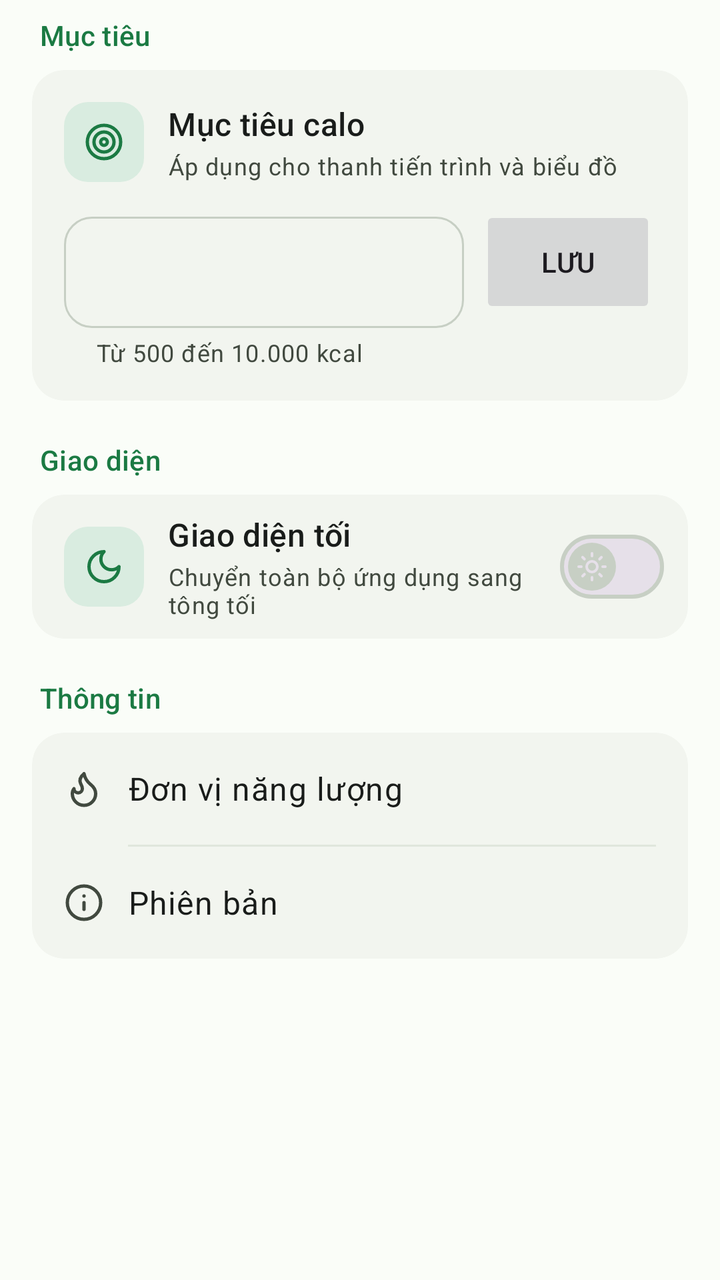
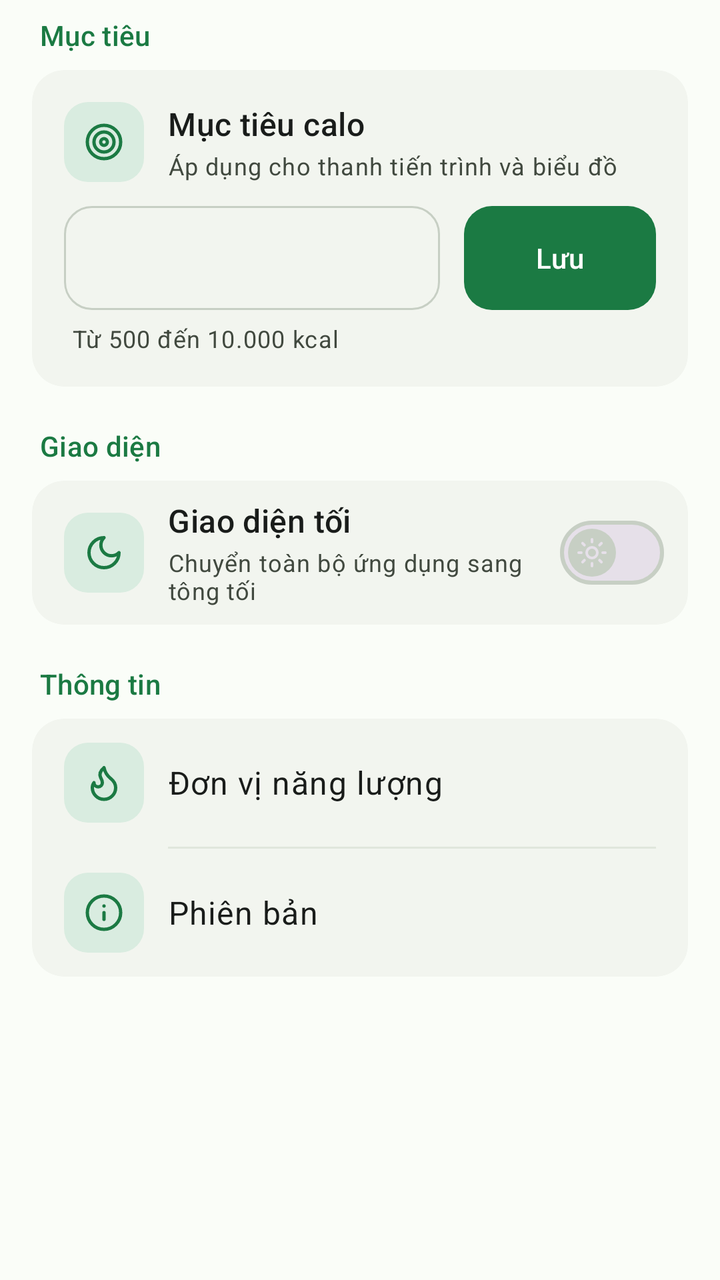

The first picture is an Android layout as it rendered before a commit; the second is the same layout after the commit. The layout source and the unified diff follow.
<!-- AndroidManifest.xml: application theme Theme.CaloTrack -->
<!-- res/layout/fragment_settings.xml -->
<?xml version="1.0" encoding="utf-8"?>
<ScrollView xmlns:android="http://schemas.android.com/apk/res/android"
    xmlns:app="http://schemas.android.com/apk/res-auto"
    android:layout_width="match_parent"
    android:layout_height="match_parent">

    <LinearLayout
        android:layout_width="match_parent"
        android:layout_height="wrap_content"
        android:orientation="vertical"
        android:paddingStart="@dimen/screen_padding"
        android:paddingTop="@dimen/space_8"
        android:paddingEnd="@dimen/screen_padding"
        android:paddingBottom="@dimen/space_24">

        
        <TextView
            style="@style/Widget.CaloTrack.SectionLabel"
            android:layout_width="wrap_content"
            android:layout_height="wrap_content"
            android:text="@string/section_goal" />

        <com.google.android.material.card.MaterialCardView
            android:layout_width="match_parent"
            android:layout_height="wrap_content"
            app:cardBackgroundColor="?attr/colorSurfaceContainer"
            app:cardCornerRadius="@dimen/radius_card"
            app:cardElevation="0dp"
            app:strokeWidth="0dp">

            <LinearLayout
                android:layout_width="match_parent"
                android:layout_height="wrap_content"
                android:orientation="vertical"
                android:padding="@dimen/space_16">

                <LinearLayout
                    android:layout_width="match_parent"
                    android:layout_height="wrap_content"
                    android:gravity="center_vertical"
                    android:orientation="horizontal">

                    <ImageView
                        android:layout_width="40dp"
                        android:layout_height="40dp"
                        android:background="@drawable/bg_date_block"
                        android:importantForAccessibility="no"
                        android:padding="10dp"
                        android:src="@drawable/ic_target"
                        app:tint="?attr/colorPrimary" />

                    <LinearLayout
                        android:layout_width="0dp"
                        android:layout_height="wrap_content"
                        android:layout_marginStart="@dimen/space_12"
                        android:layout_weight="1"
                        android:orientation="vertical">

                        <TextView
                            android:layout_width="wrap_content"
                            android:layout_height="wrap_content"
                            android:text="@string/target_label"
                            android:textAppearance="?attr/textAppearanceTitleMedium"
                            android:textColor="?attr/colorOnSurface" />

                        <TextView
                            android:layout_width="wrap_content"
                            android:layout_height="wrap_content"
                            android:layout_marginTop="2dp"
                            android:text="@string/goal_desc"
                            android:textAppearance="?attr/textAppearanceBodySmall"
                            android:textColor="?attr/colorOnSurfaceVariant" />
                    </LinearLayout>
                </LinearLayout>

                <LinearLayout
                    android:layout_width="match_parent"
                    android:layout_height="wrap_content"
                    android:layout_marginTop="@dimen/space_12"
                    android:baselineAligned="false"
                    android:orientation="horizontal">

                    <com.google.android.material.textfield.TextInputLayout
                        android:layout_width="0dp"
                        android:layout_height="wrap_content"
                        android:layout_weight="1"
                        app:boxCornerRadiusBottomEnd="@dimen/radius_field"
                        app:boxCornerRadiusBottomStart="@dimen/radius_field"
                        app:boxCornerRadiusTopEnd="@dimen/radius_field"
                        app:boxCornerRadiusTopStart="@dimen/radius_field"
                        app:helperText="@string/target_range_hint"
                        app:suffixText="kcal/ngày">

                        <com.google.android.material.textfield.TextInputEditText
                            android:id="@+id/et_target_calories"
                            android:layout_width="match_parent"
                            android:layout_height="wrap_content"
                            android:fontFeatureSettings="tnum"
                            android:imeOptions="actionDone"
                            android:inputType="number"
                            android:maxLength="5" />
                    </com.google.android.material.textfield.TextInputLayout>

                    <Button
                        android:id="@+id/btn_save_target"
                        android:layout_width="wrap_content"
                        android:layout_height="56dp"
                        android:layout_marginStart="@dimen/space_8"
                        android:insetTop="0dp"
                        android:insetBottom="0dp"
                        android:minWidth="88dp"
                        android:stateListAnimator="@animator/uiverse_press_scale"
                        android:text="@string/save" />
                </LinearLayout>
            </LinearLayout>
        </com.google.android.material.card.MaterialCardView>

        
        <TextView
            style="@style/Widget.CaloTrack.SectionLabel"
            android:layout_width="wrap_content"
            android:layout_height="wrap_content"
            android:layout_marginTop="@dimen/space_20"
            android:text="@string/section_appearance" />

        <com.google.android.material.card.MaterialCardView
            android:layout_width="match_parent"
            android:layout_height="wrap_content"
            app:cardBackgroundColor="?attr/colorSurfaceContainer"
            app:cardCornerRadius="@dimen/radius_card"
            app:cardElevation="0dp"
            app:strokeWidth="0dp">

            <LinearLayout
                android:layout_width="match_parent"
                android:layout_height="wrap_content"
                android:gravity="center_vertical"
                android:minHeight="72dp"
                android:orientation="horizontal"
                android:paddingStart="@dimen/space_16"
                android:paddingEnd="@dimen/space_12">

                <ImageView
                    android:id="@+id/iv_theme_icon"
                    android:layout_width="40dp"
                    android:layout_height="40dp"
                    android:background="@drawable/bg_date_block"
                    android:importantForAccessibility="no"
                    android:padding="10dp"
                    android:src="@drawable/ic_moon"
                    app:tint="?attr/colorPrimary" />

                <LinearLayout
                    android:layout_width="0dp"
                    android:layout_height="wrap_content"
                    android:layout_marginStart="@dimen/space_12"
                    android:layout_weight="1"
                    android:orientation="vertical">

                    <TextView
                        android:layout_width="wrap_content"
                        android:layout_height="wrap_content"
                        android:text="@string/dark_mode"
                        android:textAppearance="?attr/textAppearanceTitleMedium"
                        android:textColor="?attr/colorOnSurface" />

                    <TextView
                        android:layout_width="wrap_content"
                        android:layout_height="wrap_content"
                        android:layout_marginTop="2dp"
                        android:text="@string/dark_mode_desc"
                        android:textAppearance="?attr/textAppearanceBodySmall"
                        android:textColor="?attr/colorOnSurfaceVariant" />
                </LinearLayout>

                <com.google.android.material.materialswitch.MaterialSwitch
                    android:id="@+id/switch_dark_mode"
                    android:layout_width="wrap_content"
                    android:layout_height="wrap_content"
                    android:contentDescription="@string/dark_mode"
                    app:thumbIcon="@drawable/selector_switch_thumb_icon" />
            </LinearLayout>
        </com.google.android.material.card.MaterialCardView>

        
        <TextView
            style="@style/Widget.CaloTrack.SectionLabel"
            android:layout_width="wrap_content"
            android:layout_height="wrap_content"
            android:layout_marginTop="@dimen/space_20"
            android:text="@string/section_info" />

        <com.google.android.material.card.MaterialCardView
            android:layout_width="match_parent"
            android:layout_height="wrap_content"
            app:cardBackgroundColor="?attr/colorSurfaceContainer"
            app:cardCornerRadius="@dimen/radius_card"
            app:cardElevation="0dp"
            app:strokeWidth="0dp">

            <LinearLayout
                android:layout_width="match_parent"
                android:layout_height="wrap_content"
                android:orientation="vertical">

                <LinearLayout
                    android:layout_width="match_parent"
                    android:layout_height="56dp"
                    android:gravity="center_vertical"
                    android:orientation="horizontal"
                    android:paddingStart="@dimen/space_16"
                    android:paddingEnd="@dimen/space_16">

                    <ImageView
                        android:layout_width="20dp"
                        android:layout_height="20dp"
                        android:importantForAccessibility="no"
                        android:src="@drawable/ic_flame"
                        app:tint="?attr/colorOnSurfaceVariant" />

                    <TextView
                        android:layout_width="0dp"
                        android:layout_height="wrap_content"
                        android:layout_marginStart="@dimen/space_12"
                        android:layout_weight="1"
                        android:text="@string/unit_label"
                        android:textAppearance="?attr/textAppearanceBodyLarge"
                        android:textColor="?attr/colorOnSurface" />

                    <TextView
                        android:id="@+id/tv_unit_value"
                        android:layout_width="wrap_content"
                        android:layout_height="wrap_content"
                        android:textAppearance="?attr/textAppearanceBodyLarge"
                        android:textColor="?attr/colorOnSurfaceVariant" />
                </LinearLayout>

                <View
                    android:layout_width="match_parent"
                    android:layout_height="1dp"
                    android:layout_marginStart="48dp"
                    android:layout_marginEnd="@dimen/space_16"
                    android:background="?attr/colorOutlineVariant" />

                <LinearLayout
                    android:layout_width="match_parent"
                    android:layout_height="56dp"
                    android:gravity="center_vertical"
                    android:orientation="horizontal"
                    android:paddingStart="@dimen/space_16"
                    android:paddingEnd="@dimen/space_16">

                    <ImageView
                        android:layout_width="20dp"
                        android:layout_height="20dp"
                        android:importantForAccessibility="no"
                        android:src="@drawable/ic_info"
                        app:tint="?attr/colorOnSurfaceVariant" />

                    <TextView
                        android:layout_width="0dp"
                        android:layout_height="wrap_content"
                        android:layout_marginStart="@dimen/space_12"
                        android:layout_weight="1"
                        android:text="@string/label_version"
                        android:textAppearance="?attr/textAppearanceBodyLarge"
                        android:textColor="?attr/colorOnSurface" />

                    <TextView
                        android:id="@+id/tv_version_value"
                        android:layout_width="wrap_content"
                        android:layout_height="wrap_content"
                        android:fontFeatureSettings="tnum"
                        android:textAppearance="?attr/textAppearanceBodyLarge"
                        android:textColor="?attr/colorOnSurfaceVariant" />
                </LinearLayout>
            </LinearLayout>
        </com.google.android.material.card.MaterialCardView>

    </LinearLayout>
</ScrollView>
<!-- resources referenced by this layout -->
<resources>
  <dimen name="radius_card">16dp</dimen>
  <dimen name="radius_field">14dp</dimen>
  <dimen name="screen_padding">16dp</dimen>
  <dimen name="space_12">12dp</dimen>
  <dimen name="space_16">16dp</dimen>
  <dimen name="space_20">20dp</dimen>
  <dimen name="space_24">24dp</dimen>
  <dimen name="space_8">8dp</dimen>
  <!-- drawable bg_date_block (drawable) -->
  <?xml version="1.0" encoding="utf-8"?>
  <shape xmlns:android="http://schemas.android.com/apk/res/android"
      android:shape="rectangle">
      <corners android:radius="12dp" />
      <solid android:color="?attr/colorSecondaryContainer" />
  </shape>
  <!-- drawable ic_moon (drawable) -->
  <vector xmlns:android="http://schemas.android.com/apk/res/android"
      android:width="24dp"
      android:height="24dp"
      android:viewportWidth="24"
      android:viewportHeight="24">
      <path
          android:fillColor="#00000000"
          android:pathData="M12,3a6,6 0,0 0,9 9a9,9 0,1 1,-9 -9Z"
          android:strokeWidth="2"
          android:strokeColor="#FF000000"
          android:strokeLineCap="round"
          android:strokeLineJoin="round" />
  </vector>
  <!-- drawable selector_switch_thumb_icon (drawable) -->
  <?xml version="1.0" encoding="utf-8"?>
  <selector xmlns:android="http://schemas.android.com/apk/res/android">
      <item android:drawable="@drawable/ic_moon" android:state_checked="true" />
      <item android:drawable="@drawable/ic_sun" />
  </selector>
  <string name="dark_mode">Giao diện tối</string>
  <string name="dark_mode_desc">Chuyển toàn bộ ứng dụng sang tông tối</string>
  <string name="goal_desc">Áp dụng cho thanh tiến trình và biểu đồ</string>
  <string name="label_version">Phiên bản</string>
  <string name="save">Lưu</string>
  <string name="section_appearance">Giao diện</string>
  <string name="section_goal">Mục tiêu</string>
  <string name="section_info">Thông tin</string>
  <string name="target_label">Mục tiêu calo</string>
  <string name="target_range_hint">Từ 500 đến 10.000 kcal</string>
  <string name="unit_label">Đơn vị năng lượng</string>
  <style name="Widget.CaloTrack.SectionLabel" parent="">
          <item name="android:layout_width">wrap_content</item>
          <item name="android:layout_height">wrap_content</item>
          <item name="android:layout_marginStart">@dimen/space_4</item>
          <item name="android:layout_marginBottom">@dimen/space_8</item>
          <item name="android:textAppearance">?attr/textAppearanceLabelLarge</item>
          <item name="android:textColor">?attr/colorPrimary</item>
      </style>
  <dimen name="space_4">4dp</dimen>
  <color name="proto_primary">#1b7a43</color>
  <color name="proto_on_primary">#ffffff</color>
  <color name="proto_primary_container">#c9f2cf</color>
  <color name="proto_on_primary_container">#05421f</color>
  <color name="proto_secondary_container">#d9ece0</color>
  <color name="proto_on_secondary_container">#21363a</color>
  <color name="proto_surface">#fafdf8</color>
  <color name="proto_on_surface">#191c1a</color>
  <color name="proto_surface_variant">#eef2ea</color>
  <color name="proto_on_surface_variant">#41493f</color>
  <color name="proto_surface_container">#f2f5ef</color>
  <color name="proto_surface_container_high">#e9eee5</color>
  <color name="proto_outline">#c7cfc4</color>
  <color name="proto_outline_variant">#e0e6dc</color>
  <color name="proto_error">#ba1a1a</color>
  <color name="proto_error_container">#ffdad6</color>
  <style name="Widget.CaloTrack.BottomNavigationView" parent="Widget.Material3.BottomNavigationView">
          <item name="itemActiveIndicatorStyle">@style/Widget.CaloTrack.BottomNavActiveIndicator</item>
      </style>
  <style name="Widget.CaloTrack.BottomNavActiveIndicator" parent="Widget.Material3.BottomNavigationView.ActiveIndicator">
          <item name="android:color">?attr/colorSecondaryContainer</item>
      </style>
  <!-- unchanged entries left out for length: 5 -->
</resources>

<!-- the commit's change to res/layout/fragment_settings.xml (unified diff, before → after) -->
@@ -78,40 +78,54 @@
                     android:layout_height="wrap_content"
                     android:layout_marginTop="@dimen/space_12"
                     android:baselineAligned="false"
+                    android:gravity="center_vertical"
                     android:orientation="horizontal">
 
                     <com.google.android.material.textfield.TextInputLayout
                         android:layout_width="0dp"
-                        android:layout_height="wrap_content"
+                        android:layout_height="52dp"
                         android:layout_weight="1"
                         app:boxCornerRadiusBottomEnd="@dimen/radius_field"
                         app:boxCornerRadiusBottomStart="@dimen/radius_field"
                         app:boxCornerRadiusTopEnd="@dimen/radius_field"
                         app:boxCornerRadiusTopStart="@dimen/radius_field"
-                        app:helperText="@string/target_range_hint"
+                        app:hintEnabled="false"
                         app:suffixText="kcal/ngày">
 
                         <com.google.android.material.textfield.TextInputEditText
                             android:id="@+id/et_target_calories"
                             android:layout_width="match_parent"
-                            android:layout_height="wrap_content"
+                            android:layout_height="match_parent"
                             android:fontFeatureSettings="tnum"
+                            android:gravity="center_vertical"
                             android:imeOptions="actionDone"
                             android:inputType="number"
-                            android:maxLength="5" />
+                            android:maxLength="5"
+                            android:paddingTop="0dp"
+                            android:paddingBottom="0dp" />
                     </com.google.android.material.textfield.TextInputLayout>
 
-                    <Button
+                    <com.google.android.material.button.MaterialButton
                         android:id="@+id/btn_save_target"
                         android:layout_width="wrap_content"
-                        android:layout_height="56dp"
-                        android:layout_marginStart="@dimen/space_8"
+                        android:layout_height="52dp"
+                        android:layout_marginStart="@dimen/space_12"
                         android:insetTop="0dp"
                         android:insetBottom="0dp"
-                        android:minWidth="88dp"
+                        android:minWidth="96dp"
                         android:stateListAnimator="@animator/uiverse_press_scale"
-                        android:text="@string/save" />
-                </LinearLayout>
+                        android:text="@string/save"
+                        app:cornerRadius="@dimen/radius_field" />
+                </LinearLayout>
+
+                <TextView
+                    android:layout_width="wrap_content"
+                    android:layout_height="wrap_content"
+                    android:layout_marginStart="@dimen/space_4"
+                    android:layout_marginTop="6dp"
+                    android:text="@string/target_range_hint"
+                    android:textAppearance="?attr/textAppearanceBodySmall"
+                    android:textColor="?attr/colorOnSurfaceVariant" />
             </LinearLayout>
         </com.google.android.material.card.MaterialCardView>
 
@@ -205,18 +219,20 @@
 
                 <LinearLayout
                     android:layout_width="match_parent"
-                    android:layout_height="56dp"
+                    android:layout_height="64dp"
                     android:gravity="center_vertical"
                     android:orientation="horizontal"
                     android:paddingStart="@dimen/space_16"
                     android:paddingEnd="@dimen/space_16">
 
                     <ImageView
-                        android:layout_width="20dp"
-                        android:layout_height="20dp"
+                        android:layout_width="40dp"
+                        android:layout_height="40dp"
+                        android:background="@drawable/bg_date_block"
                         android:importantForAccessibility="no"
+                        android:padding="10dp"
                         android:src="@drawable/ic_flame"
-                        app:tint="?attr/colorOnSurfaceVariant" />
+                        app:tint="?attr/colorPrimary" />
 
                     <TextView
                         android:layout_width="0dp"
@@ -238,24 +254,26 @@
                 <View
                     android:layout_width="match_parent"
                     android:layout_height="1dp"
-                    android:layout_marginStart="48dp"
+                    android:layout_marginStart="68dp"
                     android:layout_marginEnd="@dimen/space_16"
                     android:background="?attr/colorOutlineVariant" />
 
                 <LinearLayout
                     android:layout_width="match_parent"
-                    android:layout_height="56dp"
+                    android:layout_height="64dp"
                     android:gravity="center_vertical"
                     android:orientation="horizontal"
                     android:paddingStart="@dimen/space_16"
                     android:paddingEnd="@dimen/space_16">
 
                     <ImageView
-                        android:layout_width="20dp"
-                        android:layout_height="20dp"
+                        android:layout_width="40dp"
+                        android:layout_height="40dp"
+                        android:background="@drawable/bg_date_block"
                         android:importantForAccessibility="no"
+                        android:padding="10dp"
                         android:src="@drawable/ic_info"
-                        app:tint="?attr/colorOnSurfaceVariant" />
+                        app:tint="?attr/colorPrimary" />
 
                     <TextView
                         android:layout_width="0dp"
